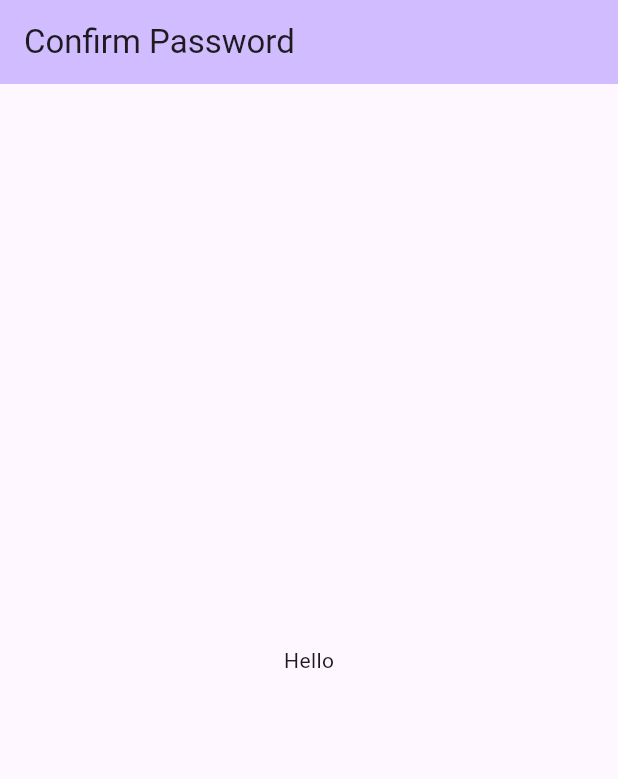
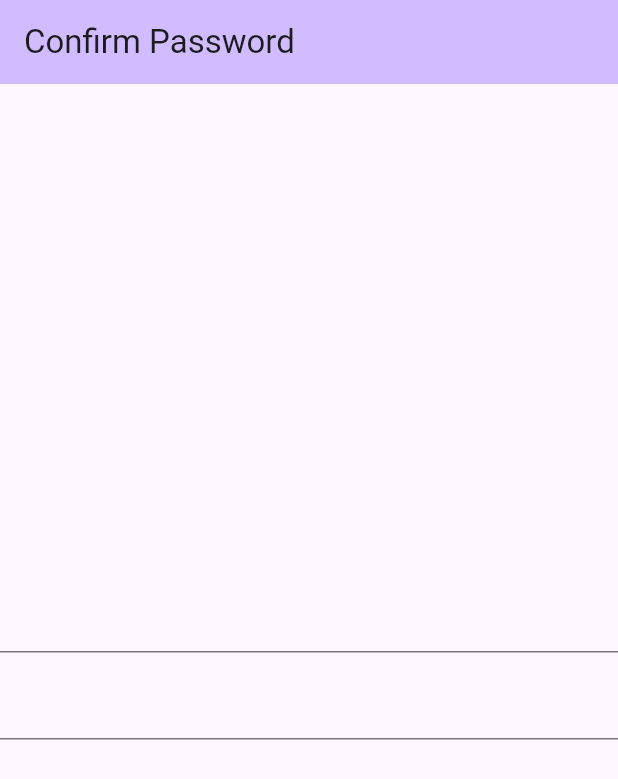
Before and after one commit to Amjadyabroudi128/confirmPass, a Flutter app: the screen it shows after launch, on a phone screen of 412 x 824 dp. Shown: the top 779 px of the screen. Run offline on Flutter 3.47's test engine with Material 3 defaults, Android fonts, the phone set to English and light mode, and no system bars.

Commit message:
text Forms

```diff
--- a/lib/homePage/home.dart
+++ b/lib/homePage/home.dart
@@ -34,7 +34,13 @@ class _MyHomePageState extends State<MyHomePage> {
           child: Column(
             mainAxisAlignment: MainAxisAlignment.center,
             children: <Widget>[
-              Text("Hello")
+              TextFormField(
+
+              ),
+              SizedBox(height: 10,),
+              TextFormField(
+
+              ),
             ],
           ),
         ),
```
